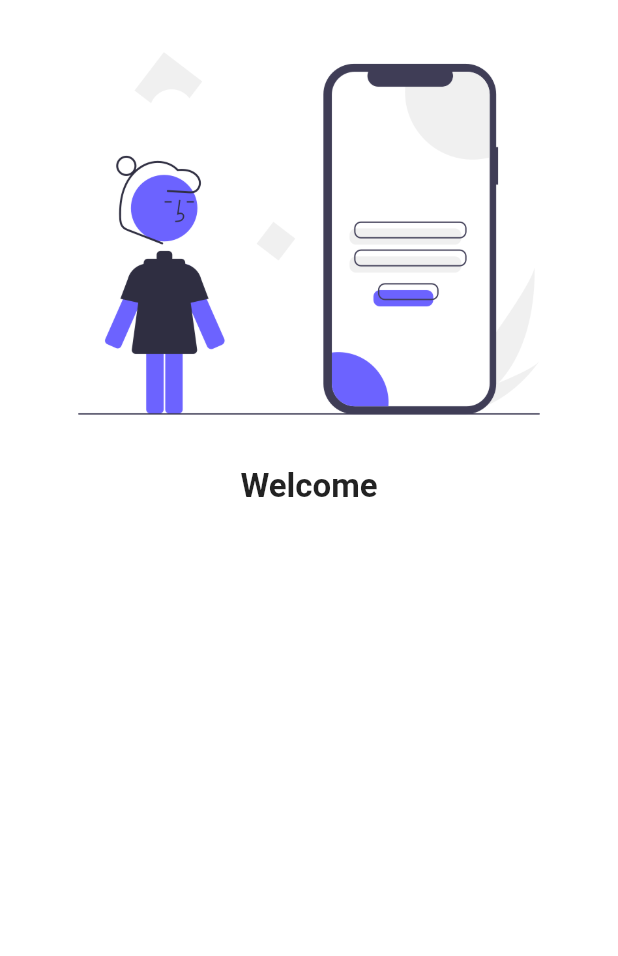
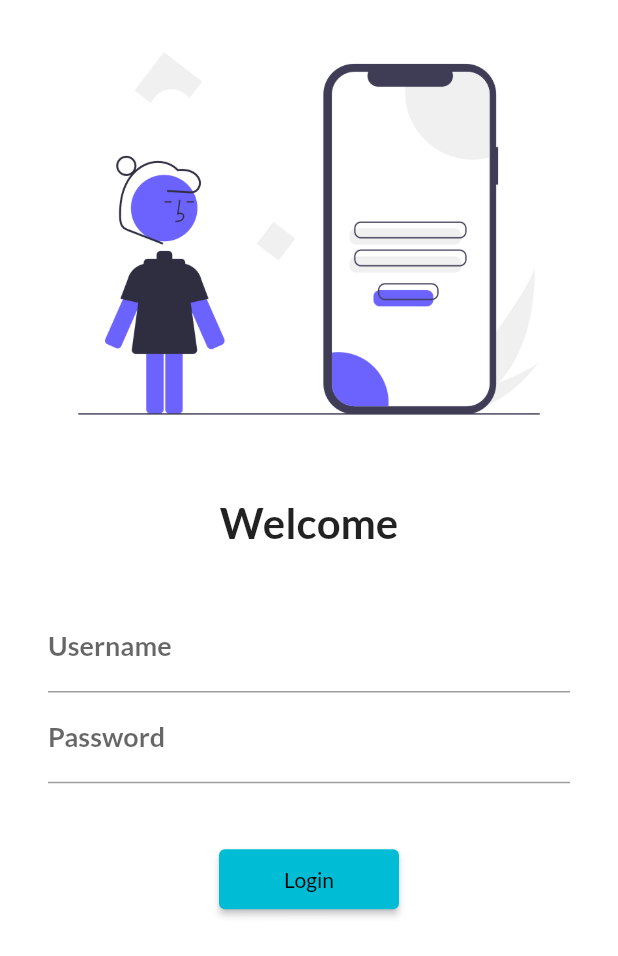
Before and after one commit to edendattox/flutter-prac, a Flutter app: the screen it shows after launch, on a phone screen of 412 x 824 dp. Shown: the top 956 px of the screen. Run offline on Flutter 3.47's test engine with Material 2 defaults, Android fonts, the phone set to English and light mode, and no system bars; our stand-ins replace google_fonts.

Commit message:
created utils folder and created input

```diff
--- a/lib/main.dart
+++ b/lib/main.dart
@@ -3,6 +3,7 @@ import 'package:flutter/material.dart';
 // pages
 import 'package:flutter_application_1/pages/home_page.dart';
 import 'package:flutter_application_1/pages/login_page.dart';
+import 'package:flutter_application_1/utils/routes.dart';
 import 'package:google_fonts/google_fonts.dart';
 
 void main() => runApp(MyApp());
@@ -17,17 +18,17 @@ class MyApp extends StatelessWidget {
       themeMode: ThemeMode.light,
       theme: ThemeData(
         primarySwatch: Colors.cyan,
-        primaryTextTheme: GoogleFonts.latoTextTheme(),
+        fontFamily: GoogleFonts.lato().fontFamily,
       ),
+      debugShowCheckedModeBanner: false,
       darkTheme: ThemeData(
         brightness: Brightness.dark,
         primarySwatch: Colors.cyan,
       ),
-      initialRoute: "/",
+      initialRoute: MyRoutes.loginRoute,
       routes: {
-        '/': (context) => LoginPage(),
-        '/home': (context) => HomePage(),
-        "/login": (context) => LoginPage(),
+        MyRoutes.loginRoute: (context) => LoginPage(),
+        MyRoutes.homeRoute: (context) => HomePage(),
       },
     );
   }
--- a/lib/pages/home_page.dart
+++ b/lib/pages/home_page.dart
@@ -1,4 +1,5 @@
 import 'package:flutter/material.dart';
+import 'package:flutter_application_1/utils/routes.dart';
 
 class HomePage extends StatelessWidget {
   final int days = 30;
@@ -11,8 +12,11 @@ class HomePage extends StatelessWidget {
           title: Text("Catalog App"),
         ),
         body: Center(
-          child: Container(
-            child: Text("Welcome to $days days of flutter by $name"),
+          child: ElevatedButton(
+            child: Text("Login"),
+            onPressed: () {
+              Navigator.pushNamed(context, MyRoutes.loginRoute);
+            },
           ),
         ),
         drawer: Drawer());
--- a/lib/pages/login_page.dart
+++ b/lib/pages/login_page.dart
@@ -1,6 +1,7 @@
 // ignore_for_file: prefer_const_constructors
 
 import "package:flutter/material.dart";
+import 'package:flutter_application_1/utils/routes.dart';
 import "package:google_fonts/google_fonts.dart";
 
 // ignore: use_key_in_widget_constructors
@@ -9,15 +10,54 @@ class LoginPage extends StatelessWidget {
   Widget build(BuildContext context) {
     return Material(
       color: Colors.white,
+      child: SingleChildScrollView(
         child: Column(
           children: [
             Image.asset("assets/images/login.png", fit: BoxFit.cover),
+            SizedBox(height: 20.0),
             Text("Welcome",
                 style: TextStyle(
-                fontSize: 22,
+                  fontSize: 28,
                   fontWeight: FontWeight.bold,
                 )),
+            SizedBox(height: 20.0),
+            Padding(
+              padding:
+                  const EdgeInsets.symmetric(vertical: 16.0, horizontal: 32.0),
+              child: Column(
+                children: [
+                  TextFormField(
+                    decoration: InputDecoration(
+                      labelText: "Username",
+                      labelStyle: TextStyle(
+                        fontSize: 18,
+                        fontWeight: FontWeight.bold,
+                      ),
+                    ),
+                  ),
+                  TextFormField(
+                    obscureText: true,
+                    decoration: InputDecoration(
+                      labelText: "Password",
+                      labelStyle: TextStyle(
+                        fontSize: 18,
+                        fontWeight: FontWeight.bold,
+                      ),
+                    ),
+                  ),
+                  SizedBox(height: 40.0),
+                  ElevatedButton(
+                    child: Text("Login"),
+                    onPressed: () {
+                      Navigator.pushNamed(context, MyRoutes.homeRoute);
+                    },
+                    style: TextButton.styleFrom(minimumSize: Size(120, 40)),
+                  ),
                 ],
+              ),
+            ),
+          ],
+        ),
       ),
     );
   }
--- /dev/null
+++ b/lib/utils/routes.dart
@@ -0,0 +1,4 @@
+class MyRoutes {
+  static String loginRoute = "/login";
+  static String homeRoute = '/home';
+}
```
Lines whose indentation alone changed are shown as unchanged.
